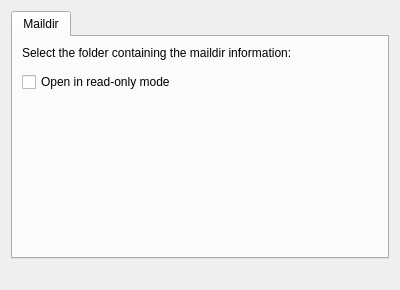
Old version of the form resources/maildir/settings.ui in the repository KDE/kdepim-runtime.
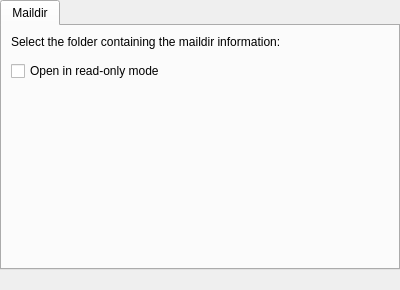
New version of the form. Custom widgets are drawn as their Qt base class.

Commit message: Remove double margin

Patch:
```diff
--- a/resources/maildir/settings.ui
+++ b/resources/maildir/settings.ui
@@ -15,6 +15,18 @@
    <string>Mail Directory Settings</string>
   </property>
   <layout class="QVBoxLayout" name="verticalLayout">
+   <property name="leftMargin">
+    <number>0</number>
+   </property>
+   <property name="topMargin">
+    <number>0</number>
+   </property>
+   <property name="rightMargin">
+    <number>0</number>
+   </property>
+   <property name="bottomMargin">
+    <number>0</number>
+   </property>
    <item>
     <widget class="QTabWidget" name="tabWidget">
      <property name="currentIndex">
```
